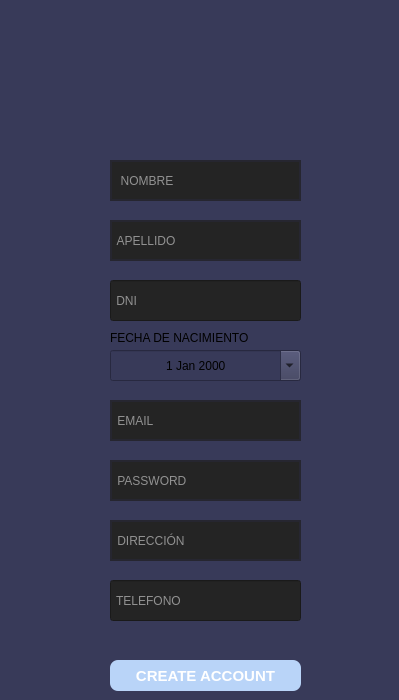
Above: view/registro_cliente.ui from ImToad06/ReservApp before the change. Below: the same form after it.
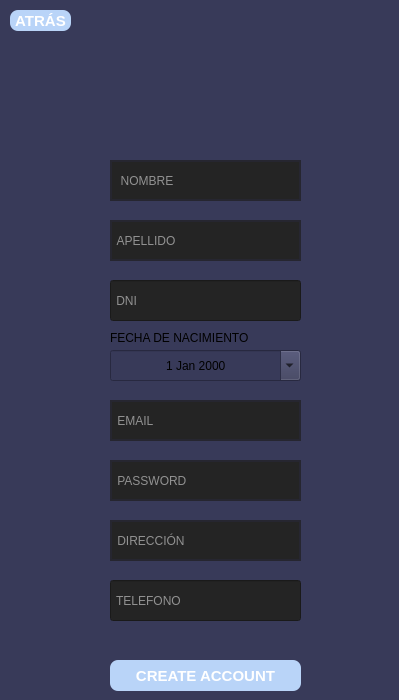
That is the form after the change. Icons and pictures are not drawn.

Commit message: funcionalidad para ir atras & bugfix

The edit to the form file:
```diff
--- a/view/registro_cliente.ui
+++ b/view/registro_cliente.ui
@@ -650,9 +650,9 @@
    <widget class="QLabel" name="l_error">
     <property name="geometry">
      <rect>
-      <x>60</x>
+      <x>20</x>
       <y>630</y>
-      <width>301</width>
+      <width>351</width>
       <height>20</height>
      </rect>
     </property>
@@ -661,6 +661,41 @@
     </property>
     <property name="text">
      <string/>
+    </property>
+    <property name="alignment">
+     <set>Qt::AlignCenter</set>
+    </property>
+   </widget>
+   <widget class="QPushButton" name="bt_atras">
+    <property name="geometry">
+     <rect>
+      <x>10</x>
+      <y>10</y>
+      <width>61</width>
+      <height>21</height>
+     </rect>
+    </property>
+    <property name="font">
+     <font>
+      <pointsize>11</pointsize>
+      <weight>75</weight>
+      <bold>true</bold>
+     </font>
+    </property>
+    <property name="styleSheet">
+     <string notr="true">QPushButton {
+	border-radius: 8px;
+	background-color: rgb(185, 212, 248);
+	color: rgb(255, 255, 255);
+}
+
+QPushButton:hover{
+	
+	background-color: rgb(101, 155, 219);
+}</string>
+    </property>
+    <property name="text">
+     <string>ATRÁS</string>
     </property>
    </widget>
   </widget>
```
The commit also changes 12 other files.
